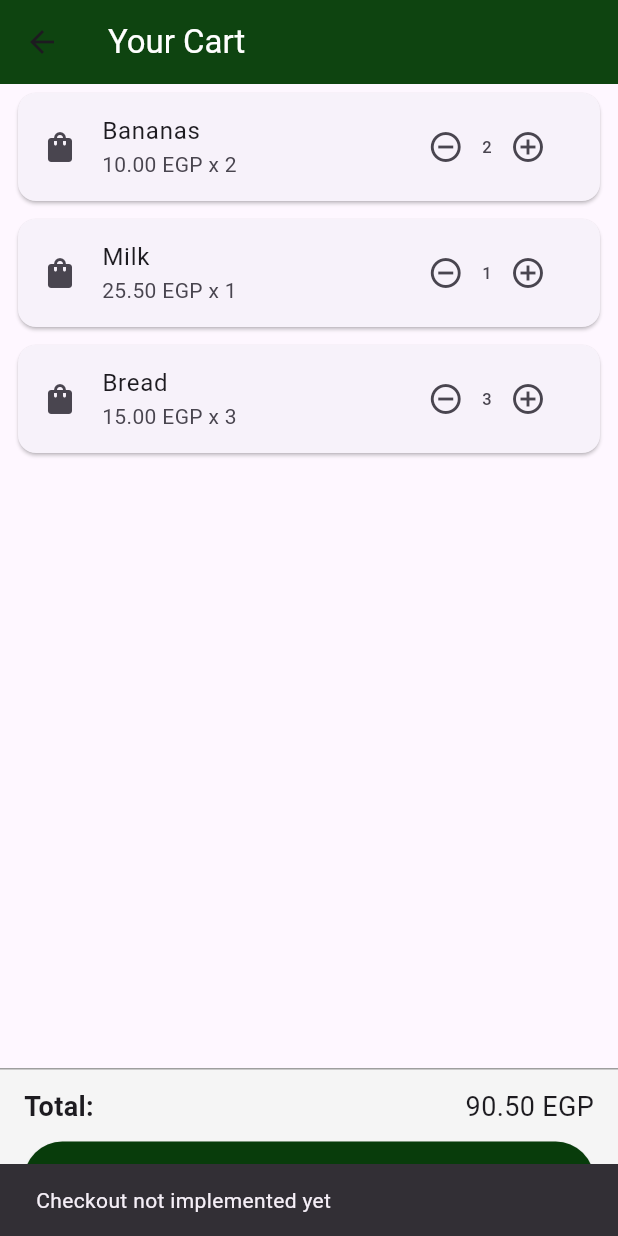
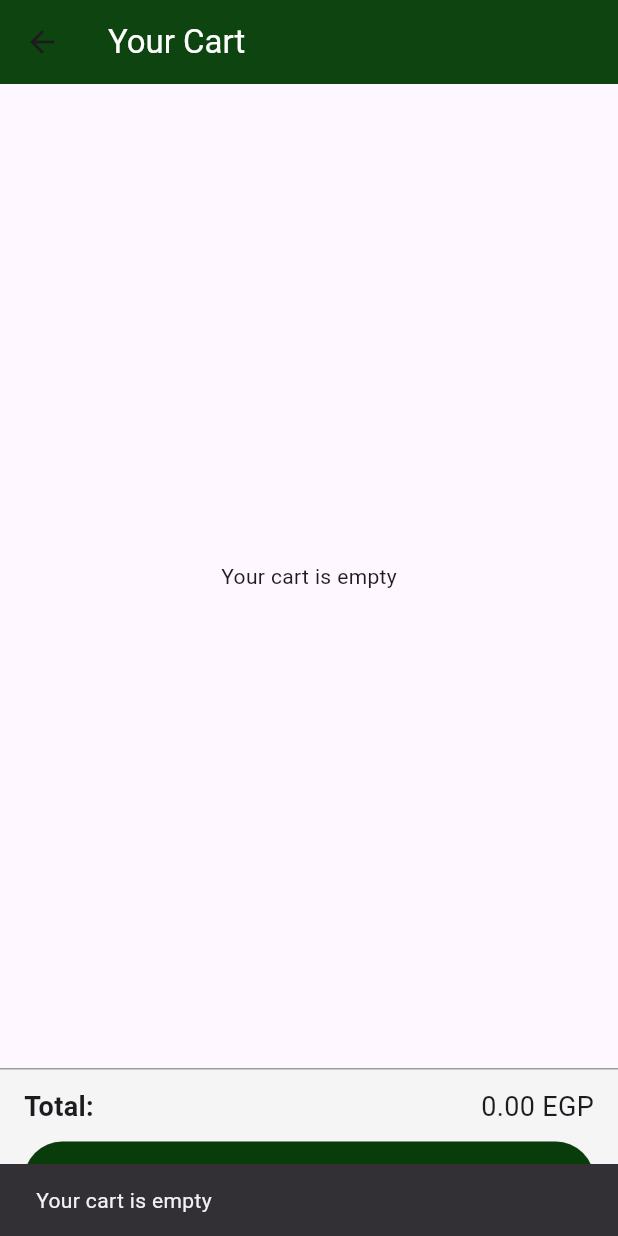
Before and after one commit to malakanwarr/SuperMarket-Application, a Flutter app: the CartScreen screen opened directly, after a tap on "Proceed to Checkout", on a phone screen of 412 x 824 dp. Run offline on Flutter 3.47's test engine with Material 3 defaults, Android fonts, the light colour scheme and no system bars; our stand-ins replace flutter_spinkit.

Commit message:
Add Checkout screen and connect Cart button

```diff
--- /dev/null
+++ b/lib/providers/cart_provider.dart
@@ -0,0 +1,41 @@
+import 'package:flutter/material.dart';
+import 'package:supermarket_app/models/product.dart';
+
+class CartProvider extends ChangeNotifier {
+  final Map<String, Map<String, dynamic>> _items = {};
+
+  Map<String, Map<String, dynamic>> get items => _items;
+
+  double get total {
+    return _items.values.fold(0,
+        (sum, item) => sum + (item['product'].price * item['quantity']));
+  }
+
+  void addToCart(Product product) {
+    if (_items.containsKey(product.id)) {
+      _items[product.id]!['quantity']++;
+    } else {
+      _items[product.id] = {
+        'product': product,
+        'quantity': 1,
+      };
+    }
+    notifyListeners();
+  }
+
+  void increaseQuantity(String productId) {
+    _items[productId]!['quantity']++;
+    notifyListeners();
+  }
+
+  void decreaseQuantity(String productId) {
+    if (_items[productId]!['quantity'] > 1) {
+      _items[productId]!['quantity']--;
+    } else {
+      _items.remove(productId);
+    }
+    notifyListeners();
+  }
+
+  void clearCart() {}
+}
--- a/lib/screens/cart_screen.dart
+++ b/lib/screens/cart_screen.dart
@@ -1,75 +1,54 @@
 import 'package:flutter/material.dart';
+import 'package:provider/provider.dart';
+import 'package:supermarket_app/providers/cart_provider.dart';
+import 'package:supermarket_app/screens/check_out_screen.dart';
 
 class CartScreen extends StatelessWidget {
-  // Mock cart data
-  final List<Map<String, dynamic>> cartItems = [
-    {
-      'name': 'Bananas',
-      'price': 10.0,
-      'quantity': 2,
-    },
-    {
-      'name': 'Milk',
-      'price': 25.5,
-      'quantity': 1,
-    },
-    {
-      'name': 'Bread',
-      'price': 15.0,
-      'quantity': 3,
-    },
-  ];
-
   @override
   Widget build(BuildContext context) {
-    double total = cartItems.fold(
-      0,
-      (sum, item) => sum + item['price'] * item['quantity'],
-    );
+    final cart = Provider.of<CartProvider>(context);
 
     return Scaffold(
       appBar: AppBar(
-        title: Text(
-          "Your Cart",
-          style: TextStyle(color: Colors.white),
-        ),
+        title: Text("Your Cart", style: TextStyle(color: Colors.white)),
         backgroundColor: const Color.fromARGB(255, 14, 68, 16),
       ),
       body: Column(
         children: [
           Expanded(
-            child: ListView.builder(
-              itemCount: cartItems.length,
-              itemBuilder: (context, index) {
-                final item = cartItems[index];
+            child: cart.items.isEmpty
+                ? Center(child: Text("Your cart is empty"))
+                : ListView(
+                    children: cart.items.entries.map((entry) {
+                      final product = entry.value['product'];
+                      final quantity = entry.value['quantity'];
+
                       return Card(
                         margin: EdgeInsets.symmetric(horizontal: 12, vertical: 6),
                         child: ListTile(
                           leading: Icon(Icons.shopping_bag),
-                    title: Text(item['name']),
+                          title: Text(product.name),
                           subtitle: Text(
-                        '${item['price'].toStringAsFixed(2)} EGP x ${item['quantity']}'),
+                              '${product.price.toStringAsFixed(2)} EGP x $quantity'),
                           trailing: Row(
                             mainAxisSize: MainAxisSize.min,
                             children: [
                               IconButton(
                                 icon: Icon(Icons.remove_circle_outline),
-                          onPressed: () {
-                            // TODO: Decrease quantity
-                          },
+                                onPressed: () =>
+                                    cart.decreaseQuantity(product.id),
                               ),
-                        Text('${item['quantity']}'),
+                              Text('$quantity'),
                               IconButton(
                                 icon: Icon(Icons.add_circle_outline),
-                          onPressed: () {
-                            // TODO: Increase quantity
-                          },
+                                onPressed: () =>
+                                    cart.increaseQuantity(product.id),
                               ),
                             ],
                           ),
                         ),
                       );
-              },
+                    }).toList(),
                   ),
           ),
           Container(
@@ -83,15 +62,11 @@ class CartScreen extends StatelessWidget {
                 Row(
                   mainAxisAlignment: MainAxisAlignment.spaceBetween,
                   children: [
-                    Text(
-                      "Total:",
-                      style:
-                          TextStyle(fontSize: 18, fontWeight: FontWeight.bold),
-                    ),
-                    Text(
-                      "${total.toStringAsFixed(2)} EGP",
-                      style: TextStyle(fontSize: 18),
-                    ),
+                    Text("Total:",
+                        style: TextStyle(
+                            fontSize: 18, fontWeight: FontWeight.bold)),
+                    Text("${cart.total.toStringAsFixed(2)} EGP",
+                        style: TextStyle(fontSize: 18)),
                   ],
                 ),
                 SizedBox(height: 10),
@@ -99,9 +74,15 @@ class CartScreen extends StatelessWidget {
                   width: double.infinity,
                   child: ElevatedButton(
   onPressed: () {
-                      // TODO: Checkout logic
+    if (cart.items.isEmpty) {
       ScaffoldMessenger.of(context).showSnackBar(
-                        SnackBar(content: Text("Checkout not implemented yet")),
+        SnackBar(content: Text("Your cart is empty")),
+      );
+      return;
+    }
+    Navigator.push(
+      context,
+      MaterialPageRoute(builder: (_) => CheckoutScreen()),
     );
   },
   style: ElevatedButton.styleFrom(
@@ -109,10 +90,9 @@ class CartScreen extends StatelessWidget {
     padding: EdgeInsets.symmetric(vertical: 14),
   ),
   child: Text("Proceed to Checkout",
-                      style: TextStyle(fontSize: 16, color: Colors.white),
-                      textAlign: TextAlign.center,
+      style: TextStyle(fontSize: 16, color: Colors.white)),
 ),
-                  ),
+
                 ),
               ],
             ),
--- a/lib/screens/product_list_screen.dart
+++ b/lib/screens/product_list_screen.dart
@@ -1,5 +1,7 @@
 import 'package:flutter/material.dart';
+import 'package:provider/provider.dart';
 import 'package:supermarket_app/models/product.dart';
+import 'package:supermarket_app/providers/cart_provider.dart';
 
 
 
@@ -96,12 +98,14 @@ class ProductListScreen extends StatelessWidget {
                   style: TextStyle(color: Colors.grey[700]),
                 ),
                 IconButton(
-                  icon: Icon(Icons.add_circle, color: const Color.fromARGB(255, 4, 105, 6), size: 30,),
-                  onPressed: () {
-                    // Add to cart logic
-                    print('Added ${product.name} to cart');
-                  },
-                ),
+  icon: Icon(Icons.add_circle, color: const Color.fromARGB(255, 4, 105, 6), size: 30,),
+  onPressed: () {
+    Provider.of<CartProvider>(context, listen: false).addToCart(product);
+    ScaffoldMessenger.of(context).showSnackBar(
+      SnackBar(content: Text("${product.name} added to cart")),
+    );
+  },
+),
               ],
             ),
           ],
--- a/pubspec.yaml
+++ b/pubspec.yaml
@@ -32,6 +32,7 @@ dependencies:
     sdk: flutter
   flutter_spinkit: ^5.2.1
   carousel_slider: ^4.2.1
+  provider: ^6.0.5
 
   # The following adds the Cupertino Icons font to your application.
   # Use with the CupertinoIcons class for iOS style icons.
```
Also changed, not shown: lib/main.dart (+8 -1 lines), lib/models/order.dart (added, +25 -0 lines), lib/models/product_data.dart (added, +22 -0 lines), lib/screens/check_out_screen.dart (added, +70 -0 lines), lib/screens/home_screen.dart (+10 -0 lines), lib/screens/order_details_screen.dart (added, +40 -0 lines), lib/screens/orders_screen.dart (+31 -53 lines), lib/screens/profile_screen.dart (+69 -8 lines), lib/screens/search_results_screen.dart (added, +80 -0 lines), pubspec.lock. Lines whose indentation alone changed are shown as unchanged.
